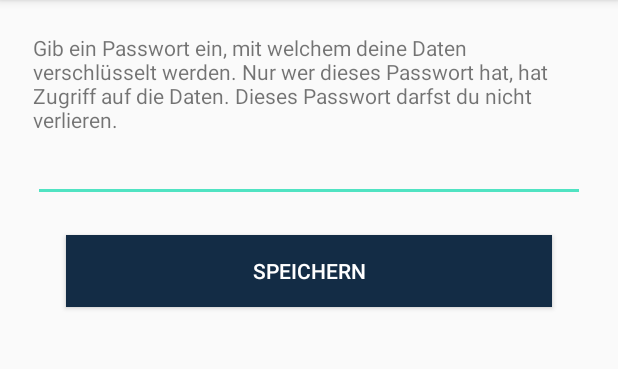
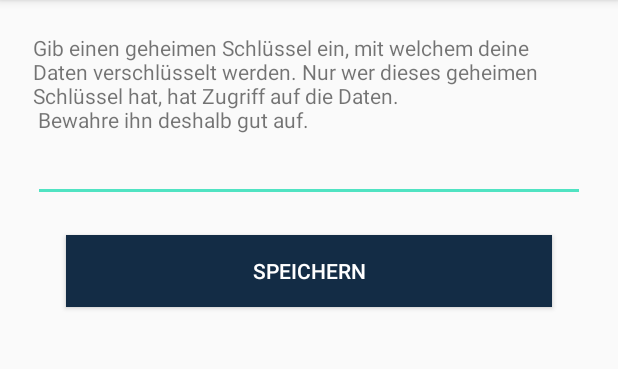
Before and after one commit to rethinc/revisit, an Android app: the screen it shows after launch once a user with an empty profile is signed in (DefineSecretActivity), on a phone screen of 412 x 824 dp, the part 84-453 px from its top. Run offline under Robolectric (Android 15) with nearby library versions, the phone set to English and light mode, and no system bars; our stand-ins replace Firebase (no records; nobody signed in at launch, a user with empty details on screens opened directly); libraries missing offline, so code that uses them is left out: com.firebase.ui; pictures from the network do not load; 2 statements that could not run were skipped.

Commit message:
Adapt strings to new terminology

```diff
--- a/android/app/src/main/res/values/strings.xml
+++ b/android/app/src/main/res/values/strings.xml
@@ -1,16 +1,16 @@
 <resources>
     <string name="app_name">re:visit</string>
-    <string name="scan_barcode_message">Scanne den Barcode der Kunden</string>
-    <string name="scanNext">Nächsten Barcode scannen</string>
+    <string name="scanNext">Nächsten QR-Code scannen</string>
     <string name="ok">OK</string>
     <string name="error">Fehler</string>
     <string name="logout">Ausloggen</string>
-    <string name="intro_message">Scanne den Barcode des Kunden um seinen Besuch zu registrieren.</string>
-    <string name="enter_secret_message">Gib ein Passwort ein, mit welchem deine Daten verschlüsselt werden. Nur wer dieses Passwort hat, hat Zugriff auf die Daten. Dieses Passwort darfst du nicht verlieren.</string>
+    <string name="intro_message">Scanne den QR-Code des Gastes um seinen Besuch zu registrieren.</string>
+    <string name="enter_secret_message">Gib einen geheimen Schlüssel ein, mit welchem deine Daten verschlüsselt werden. Nur wer dieses geheimen Schlüssel hat, hat Zugriff auf die Daten.\n
+        Bewahre ihn deshalb gut auf.</string>
     <string name="save">Speichern</string>
-    <string name="show_secret_key">Passwort anzeigen</string>
-    <string name="delete_key">Passwort löschen</string>
-    <string name="password_error">Es wurde bereits ein Passwort gesetzt, welches nicht diesem Passwort entspricht.</string>
+    <string name="show_secret_key">Geheimen Schlüssel anzeigen</string>
+    <string name="delete_key">Geheimen Schlüssel löschen</string>
+    <string name="password_error">Es wurde bereits ein geheimer Schlüssel gesetzt, welches nicht dem eingegebenen Schlüssel entspricht.</string>
     <string name="table">Tisch</string>
-    <string name="waiter">Kellner/in</string>
+    <string name="waiter">Servicekraft</string>
 </resources>
```
